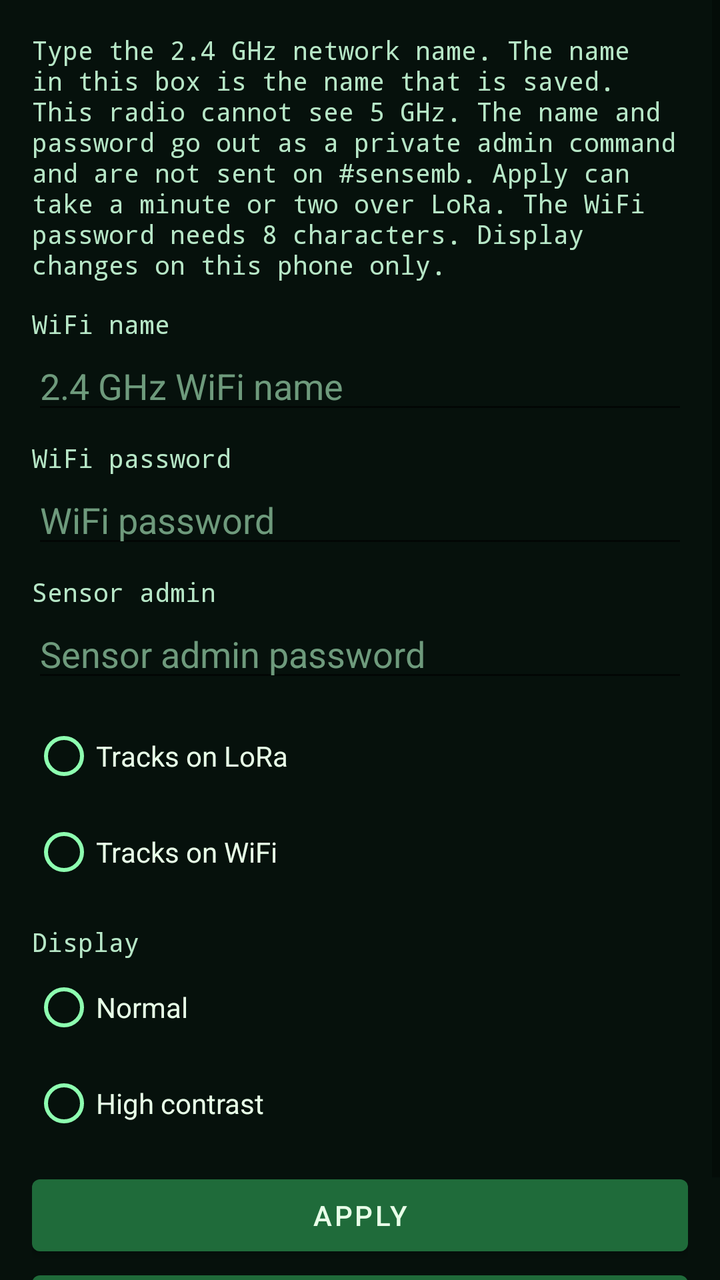
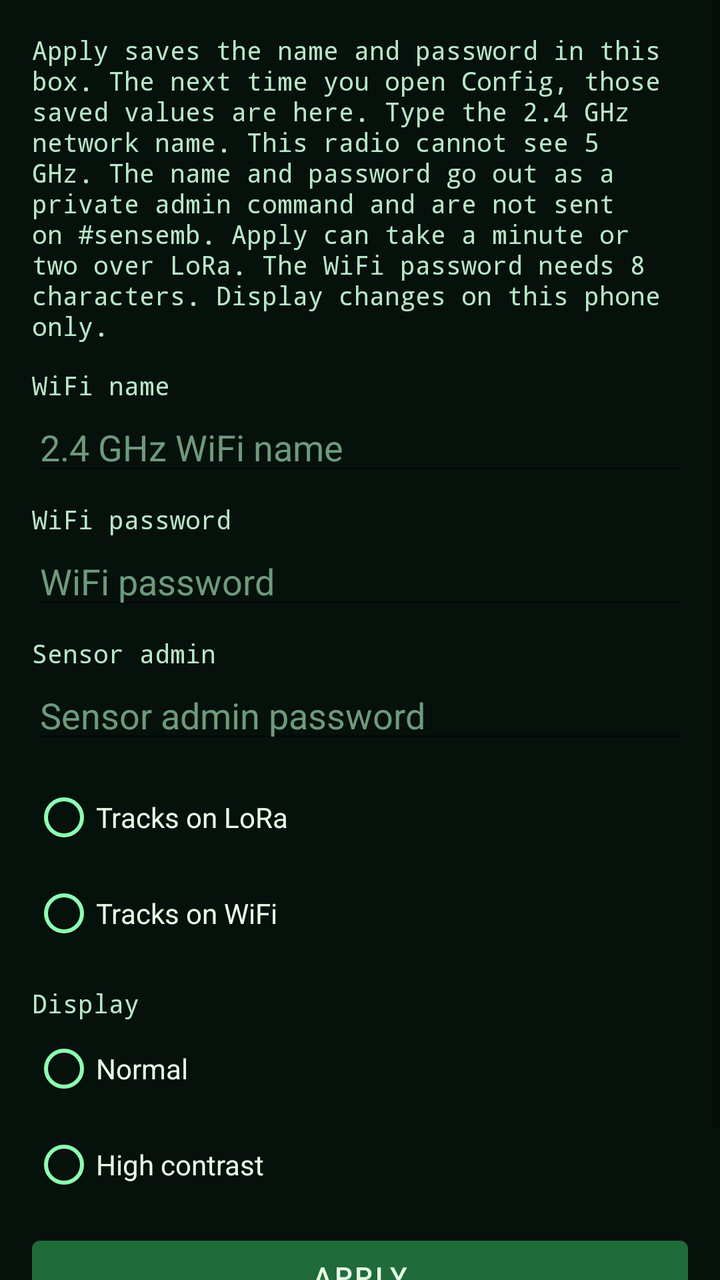

An Android layout rendered at two revisions. The XML below is the earlier revision; the diff shows what the commit changed to produce the second picture.
<!-- AndroidManifest.xml: application theme Theme.H4Motion -->
<!-- res/layout/dialog_config.xml -->
<?xml version="1.0" encoding="utf-8"?>
<ScrollView xmlns:android="http://schemas.android.com/apk/res/android"
    android:id="@+id/configRoot"
    android:layout_width="match_parent"
    android:layout_height="wrap_content"
    android:background="#06110C"
    android:importantForAutofill="noExcludeDescendants">

    <LinearLayout
        android:layout_width="match_parent"
        android:layout_height="wrap_content"
        android:orientation="vertical"
        android:padding="16dp">

        <TextView
            android:id="@+id/configNote"
            android:layout_width="match_parent"
            android:layout_height="wrap_content"
            android:fontFamily="monospace"
            android:text="Type the 2.4 GHz network name. The name in this box is the name that is saved. This radio cannot see 5 GHz. The name and password go out as a private admin command and are not sent on #sensemb. Apply can take a minute or two over LoRa. The WiFi password needs 8 characters. Display changes on this phone only."
            android:textColor="#B7E7C7"
            android:textSize="13sp" />

        <TextView
            android:id="@+id/ssidLabel"
            android:layout_width="match_parent"
            android:layout_height="wrap_content"
            android:layout_marginTop="12dp"
            android:fontFamily="monospace"
            android:text="WiFi name"
            android:textColor="#B7E7C7"
            android:textSize="13sp" />

        <EditText
            android:id="@+id/ssid"
            android:layout_width="match_parent"
            android:layout_height="wrap_content"
            android:autofillHints=""
            android:hint="2.4 GHz WiFi name"
            android:importantForAutofill="no"
            android:inputType="textNoSuggestions"
            android:textColor="#E8FFE8"
            android:textColorHint="#6E9A7C" />

        <TextView
            android:id="@+id/wifiPassLabel"
            android:layout_width="match_parent"
            android:layout_height="wrap_content"
            android:layout_marginTop="8dp"
            android:fontFamily="monospace"
            android:text="WiFi password"
            android:textColor="#B7E7C7"
            android:textSize="13sp" />

        <EditText
            android:id="@+id/wifiPass"
            android:layout_width="match_parent"
            android:layout_height="wrap_content"
            android:autofillHints=""
            android:hint="WiFi password"
            android:importantForAutofill="no"
            android:inputType="textNoSuggestions"
            android:textColor="#E8FFE8"
            android:textColorHint="#6E9A7C" />

        <TextView
            android:id="@+id/adminPassLabel"
            android:layout_width="match_parent"
            android:layout_height="wrap_content"
            android:layout_marginTop="8dp"
            android:fontFamily="monospace"
            android:text="Sensor admin"
            android:textColor="#B7E7C7"
            android:textSize="13sp" />

        <EditText
            android:id="@+id/adminPass"
            android:layout_width="match_parent"
            android:layout_height="wrap_content"
            android:autofillHints=""
            android:hint="Sensor admin password"
            android:importantForAutofill="no"
            android:inputType="textNoSuggestions"
            android:textColor="#E8FFE8"
            android:textColorHint="#6E9A7C" />

        <RadioGroup
            android:id="@+id/linkMode"
            android:layout_width="match_parent"
            android:layout_height="wrap_content"
            android:layout_marginTop="8dp">

            <RadioButton
                android:id="@+id/modeLora"
                android:layout_width="match_parent"
                android:layout_height="wrap_content"
                android:buttonTint="#8DFFB0"
                android:text="Tracks on LoRa"
                android:textColor="#E8FFE8" />

            <RadioButton
                android:id="@+id/modeWifi"
                android:layout_width="match_parent"
                android:layout_height="wrap_content"
                android:buttonTint="#8DFFB0"
                android:text="Tracks on WiFi"
                android:textColor="#E8FFE8" />
        </RadioGroup>

        <TextView
            android:id="@+id/displayLabel"
            android:layout_width="match_parent"
            android:layout_height="wrap_content"
            android:layout_marginTop="12dp"
            android:fontFamily="monospace"
            android:text="Display"
            android:textColor="#B7E7C7"
            android:textSize="13sp" />

        <RadioGroup
            android:id="@+id/contrastMode"
            android:layout_width="match_parent"
            android:layout_height="wrap_content">

            <RadioButton
                android:id="@+id/contrastNormal"
                android:layout_width="match_parent"
                android:layout_height="wrap_content"
                android:buttonTint="#8DFFB0"
                android:text="Normal"
                android:textColor="#E8FFE8" />

            <RadioButton
                android:id="@+id/contrastHigh"
                android:layout_width="match_parent"
                android:layout_height="wrap_content"
                android:buttonTint="#8DFFB0"
                android:text="High contrast"
                android:textColor="#E8FFE8" />
        </RadioGroup>

        <Button
            android:id="@+id/btnApply"
            android:layout_width="match_parent"
            android:layout_height="wrap_content"
            android:layout_marginTop="8dp"
            android:text="Apply" />

        <Button
            android:id="@+id/btnDemoRow"
            android:layout_width="match_parent"
            android:layout_height="wrap_content"
            android:text="Demo" />
    </LinearLayout>
</ScrollView>
<!-- resources referenced by this layout -->
<resources>
  <style name="Theme.H4Motion" parent="Theme.MaterialComponents.DayNight.NoActionBar">
          <item name="android:statusBarColor">#06110C</item>
          <item name="android:navigationBarColor">#06110C</item>
          <item name="android:windowBackground">#06110C</item>
          <item name="colorPrimary">#1F6B3A</item>
          <item name="colorOnPrimary">#E8FFE8</item>
      </style>
</resources>

<!-- the commit's change to res/layout/dialog_config.xml (unified diff, before → after) -->
@@ -17,7 +17,7 @@
             android:layout_width="match_parent"
             android:layout_height="wrap_content"
             android:fontFamily="monospace"
-            android:text="Type the 2.4 GHz network name. The name in this box is the name that is saved. This radio cannot see 5 GHz. The name and password go out as a private admin command and are not sent on #sensemb. Apply can take a minute or two over LoRa. The WiFi password needs 8 characters. Display changes on this phone only."
+            android:text="Apply saves the name and password in this box. The next time you open Config, those saved values are here. Type the 2.4 GHz network name. This radio cannot see 5 GHz. The name and password go out as a private admin command and are not sent on #sensemb. Apply can take a minute or two over LoRa. The WiFi password needs 8 characters. Display changes on this phone only."
             android:textColor="#B7E7C7"
             android:textSize="13sp" />
 
